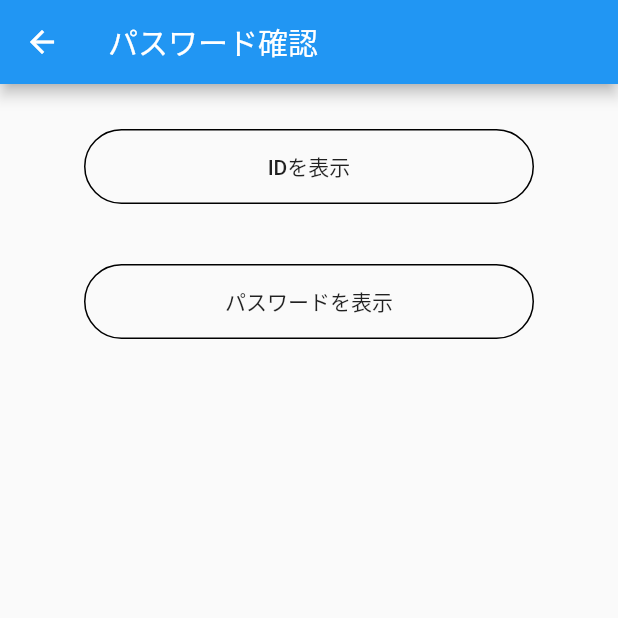
After one commit to nokunoku1234/password_post_curriculum, a Flutter app: the screen it shows after launch, after a tap on "Amazon", on a phone screen of 412 x 824 dp, the top half of it. The commit adds this screen. Run offline on Flutter 3.47's test engine with Material 2 defaults, Android fonts, the phone set to English and light mode, and no system bars.

Commit message:
パスワード確認画面の大枠作成

```diff
--- /dev/null
+++ b/lib/confirm_pass.dart
@@ -0,0 +1,50 @@
+import 'package:flutter/material.dart';
+
+class ConfirmPass extends StatefulWidget {
+  @override
+  _ConfirmPassState createState() => _ConfirmPassState();
+}
+
+class _ConfirmPassState extends State<ConfirmPass> {
+  @override
+  Widget build(BuildContext context) {
+    return Scaffold(
+      appBar: AppBar(title: Text('パスワード確認'),),
+      body: Padding(
+        padding: const EdgeInsets.all(30.0),
+        child: Center(
+          child: Column(
+            children: <Widget>[
+              Container(
+                width: 300,
+                height: 50,
+                child: OutlineButton(
+                  borderSide: BorderSide(color: Colors.black),
+                  shape: StadiumBorder(),
+                  onPressed: () {
+
+                  },
+                  child: Text('IDを表示'),
+
+                ),
+              ),
+              Padding(padding: EdgeInsets.all(20.0),),
+              Container(
+                width: 300,
+                height: 50,
+                child: OutlineButton(
+                  borderSide: BorderSide(color: Colors.black),
+                  shape: StadiumBorder(),
+                  onPressed: () {
+
+                  },
+                  child: Text('パスワードを表示')
+                ),
+              ),
+            ],
+          ),
+        ),
+      ),
+    );
+  }
+}
--- a/lib/main.dart
+++ b/lib/main.dart
@@ -1,5 +1,6 @@
 import 'package:flutter/material.dart';
 import 'package:starter_course/add_password.dart';
+import 'package:starter_course/confirm_pass.dart';
 
 void main() => runApp(MyApp());
 
@@ -42,6 +43,9 @@ class _MyHomePageState extends State<MyHomePage> {
                 ListTile(
                   title: Text(titleList[i]),
                   leading: Icon(Icons.vpn_key),
+                  onTap: () {
+                    Navigator.push(context, MaterialPageRoute(builder: (context) => ConfirmPass()));
+                  },
                 ),
                 Divider(),
               ],
@@ -60,7 +64,7 @@ class _MyHomePageState extends State<MyHomePage> {
   }
 }
 
-//todo パスワード確認画面の大枠作成
+//todo パスワード追加画面で情報入力
 //todo リスト追加
 //todo クリップボードコピー
 //todo スライダブル実装
```
